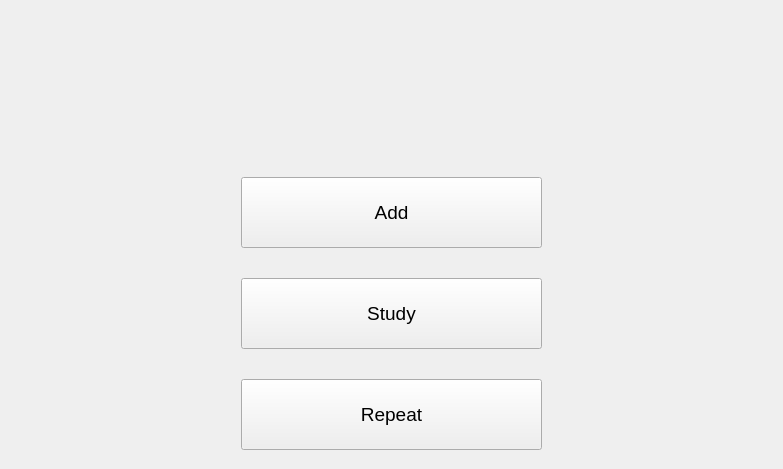
This is forms/mainwin.ui in Dartmoor777/English-learner as Qt 5 draws it before an edit. The edited form follows.
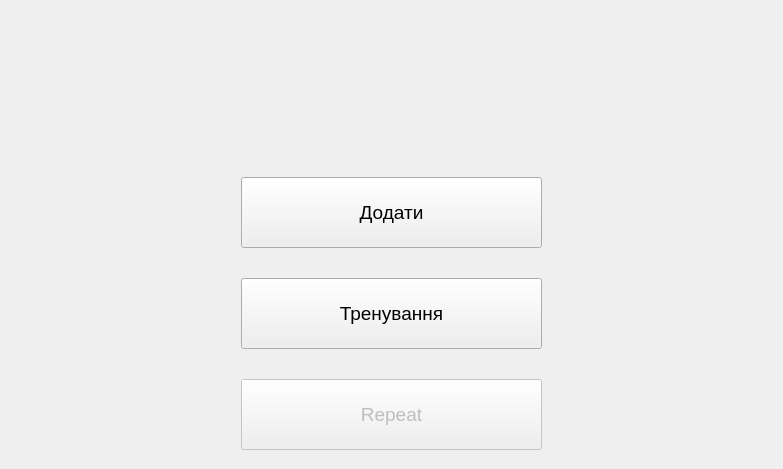
This is the edited form. Icons and pictures are not drawn.

```diff
--- a/forms/mainwin.ui
+++ b/forms/mainwin.ui
@@ -84,7 +84,7 @@
         </font>
        </property>
        <property name="text">
-        <string>Add</string>
+        <string>Додати</string>
        </property>
       </widget>
      </item>
@@ -109,12 +109,15 @@
         </font>
        </property>
        <property name="text">
-        <string>Study</string>
+        <string>Тренування</string>
        </property>
       </widget>
      </item>
      <item>
       <widget class="QPushButton" name="pushButton_3">
+       <property name="enabled">
+        <bool>false</bool>
+       </property>
        <property name="sizePolicy">
         <sizepolicy hsizetype="Fixed" vsizetype="Fixed">
          <horstretch>0</horstretch>
```
Left out of the diff: 7 changed lines with no effect on the pictures.
